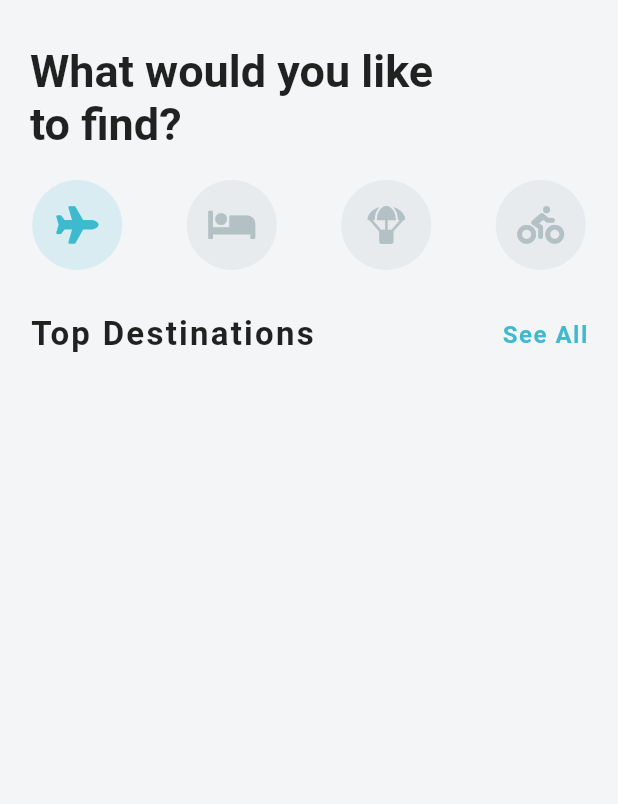
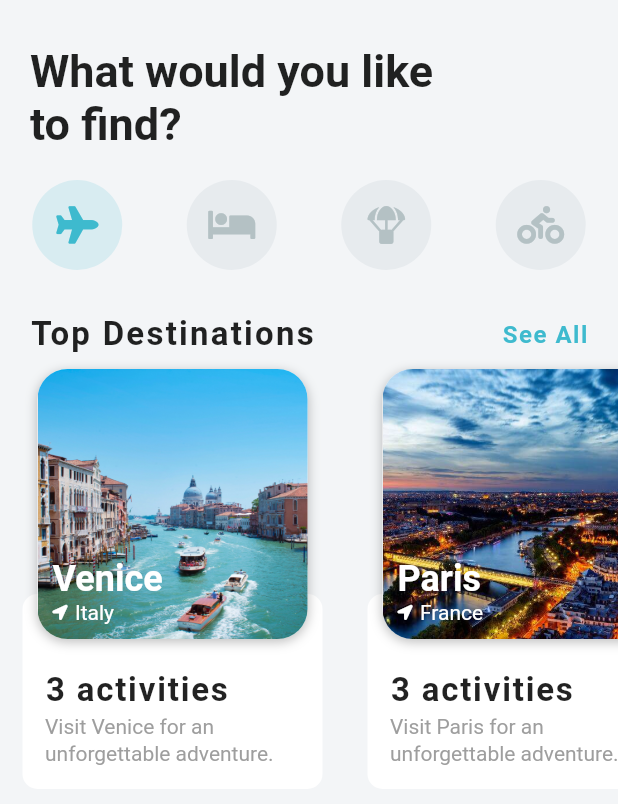
Before and after one commit to dhairyadwivedi/flutter-travel-app, a Flutter app: the screen it shows after launch, on a phone screen of 412 x 824 dp. Shown: the top 804 px of the screen. Run offline on Flutter 3.47's test engine with Material 2 defaults, Android fonts, the phone set to English and light mode, and no system bars; our stand-ins replace font_awesome_flutter.

Commit message:
add location information

```diff
--- a/lib/models/destination_model.dart
+++ b/lib/models/destination_model.dart
@@ -48,35 +48,35 @@ List<Destination> destinations = [
     imageUrl: 'assets/images/venice.jpg',
     city: 'Venice',
     country: 'Italy',
-    description: 'Visit Venice for an amazing and unforgettable adventure.',
+    description: 'Visit Venice for an unforgettable adventure.',
     activities: activities,
   ),
   Destination(
     imageUrl: 'assets/images/paris.jpg',
     city: 'Paris',
     country: 'France',
-    description: 'Visit Paris for an amazing and unforgettable adventure.',
+    description: 'Visit Paris for an unforgettable adventure.',
     activities: activities,
   ),
   Destination(
     imageUrl: 'assets/images/newdelhi.jpg',
     city: 'New Delhi',
     country: 'India',
-    description: 'Visit New Delhi for an amazing and unforgettable adventure.',
+    description: 'Visit New Delhi for an unforgettable adventure.',
     activities: activities,
   ),
   Destination(
     imageUrl: 'assets/images/saopaulo.jpg',
     city: 'Sao Paulo',
     country: 'Brazil',
-    description: 'Visit Sao Paulo for an amazing and unforgettable adventure.',
+    description: 'Visit Sao Paulo for an unforgettable adventure.',
     activities: activities,
   ),
   Destination(
     imageUrl: 'assets/images/newyork.jpg',
     city: 'New York City',
     country: 'United States',
-    description: 'Visit New York for an amazing and unforgettable adventure.',
+    description: 'Visit New York for an unforgettable adventure.',
     activities: activities,
   ),
 ];
--- a/lib/widgets/destination_carousel.dart
+++ b/lib/widgets/destination_carousel.dart
@@ -1,4 +1,6 @@
 import 'package:flutter/material.dart';
+import 'package:flutter_travel_ui_starter/models/destination_model.dart';
+import 'package:font_awesome_flutter/font_awesome_flutter.dart';
 
 class DestinationCarousel extends StatelessWidget {
   @override
@@ -33,6 +35,118 @@ class DestinationCarousel extends StatelessWidget {
             ],
           ),
         ),
+        Container(
+          height: 300.0,
+          child: ListView.builder(
+            scrollDirection: Axis.horizontal,
+            itemCount: destinations.length,
+            itemBuilder: (BuildContext context, int index) {
+              Destination destination = destinations[index];
+              return Container(
+                  margin: EdgeInsets.all(10.0),
+                  width: 210.0,
+                  child: Stack(
+                    alignment: Alignment.topCenter,
+                    children: <Widget>[
+                      Positioned(
+                        bottom: 0.0,
+                        child: Container(
+                            height: 130.0,
+                            width: 200.0,
+                            decoration: BoxDecoration(
+                              color: Colors.white,
+                              borderRadius: BorderRadius.circular(10.0),
+                            ),
+                            child: Padding(
+                              padding: EdgeInsets.all(15.0),
+                              child: Column(
+                                mainAxisAlignment: MainAxisAlignment.end,
+                                crossAxisAlignment: CrossAxisAlignment.start,
+                                children: <Widget>[
+                                  Text(
+                                    '${destination.activities.length} activities',
+                                    style: TextStyle(
+                                      fontSize: 22.0,
+                                      fontWeight: FontWeight.w600,
+                                      letterSpacing: 1.2,
+                                    ),
+                                  ),
+                                  SizedBox(height: 2.0),
+                                  Text(
+                                    destination.description,
+                                    style: TextStyle(
+                                      color: Colors.grey,
+                                      height: 1.3,
+                                    ),
+                                  ),
+                                ],
+                              ),
+                            )),
+                      ),
+                      Container(
+                        decoration: BoxDecoration(
+                          color: Colors.white,
+                          borderRadius: BorderRadius.circular(20.0),
+                          boxShadow: [
+                            BoxShadow(
+                              color: Colors.black26,
+                              offset: Offset(0.0, 2.0),
+                              blurRadius: 6.0,
+                            )
+                          ],
+                        ),
+                        child: Stack(
+                          children: <Widget>[
+                            ClipRRect(
+                              borderRadius: BorderRadius.circular(20.0),
+                              child: Image(
+                                height: 180.0,
+                                width: 180.0,
+                                image: AssetImage(destination.imageUrl),
+                                fit: BoxFit.cover,
+                              ),
+                            ),
+                            Positioned(
+                              left: 10.0,
+                              bottom: 10.0,
+                              child: Column(
+                                crossAxisAlignment: CrossAxisAlignment.start,
+                                children: <Widget>[
+                                  Text(
+                                    destination.city,
+                                    style: TextStyle(
+                                      fontSize: 24.0,
+                                      fontWeight: FontWeight.w600,
+                                      color: Colors.white,
+                                    ),
+                                  ),
+                                  Row(
+                                    children: <Widget>[
+                                      Icon(
+                                        FontAwesomeIcons.locationArrow,
+                                        size: 10.0,
+                                        color: Colors.white,
+                                      ),
+                                      SizedBox(
+                                        width: 5.0,
+                                      ),
+                                      Text(destination.country,
+                                          style: TextStyle(
+                                            color: Colors.white,
+                                          )),
+                                    ],
+                                  ),
+                                ],
+                              ),
+                            )
+                          ],
+                        ),
+                      ),
+                    ],
+                  ));
+            },
+          ),
+        ),
       ],
     );
   }
```
